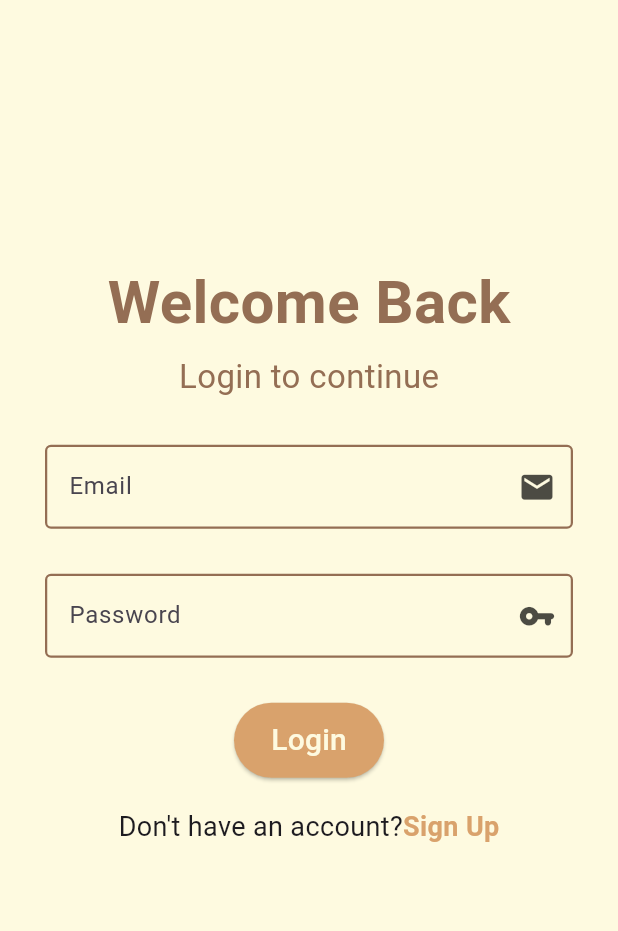
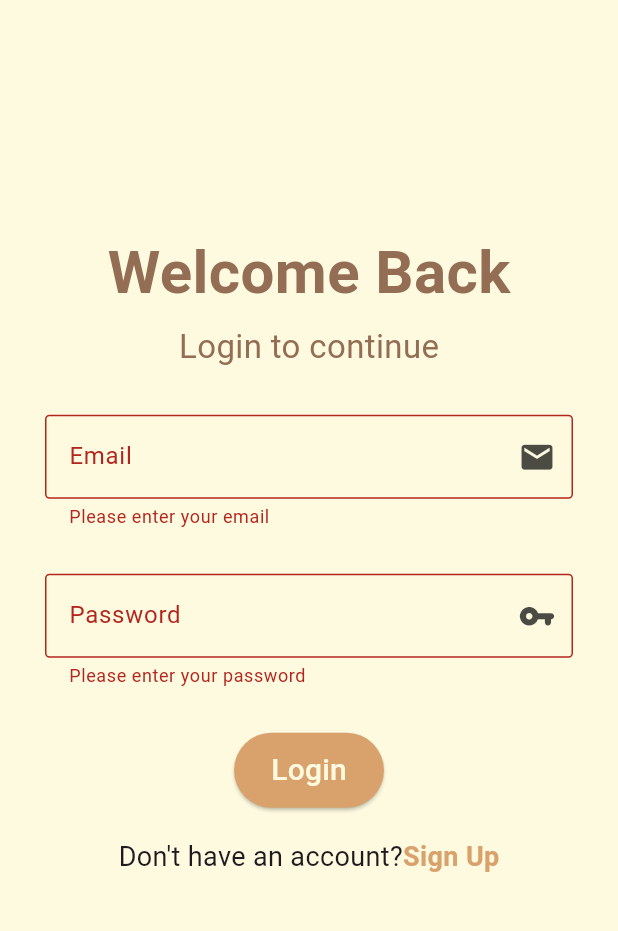
Before and after one commit to mandalajit/sprint4, a Flutter app: the screen it shows after launch, after a tap on "Login", on a phone screen of 412 x 824 dp, the part 84-1015 px from its top. Run offline on Flutter 3.47's test engine with Material 3 defaults, Android fonts, the phone set to English and light mode, and no system bars; our stand-ins replace dartz, dio, equatable, flutter_riverpod, hive_flutter, pretty_dio_logger and 1 more; accounts and stored records are empty.

Commit message:
make change to dashboard

```diff
--- a/lib/app/app.dart
+++ b/lib/app/app.dart
@@ -1,5 +1,4 @@
 import 'package:flutter/material.dart';
-import 'package:recipe/screen/dashboard_screen.dart';
 import 'package:recipe/screen/splash_screen.dart';
 
 
--- a/lib/screen/login_screen.dart
+++ b/lib/screen/login_screen.dart
@@ -1,4 +1,3 @@
-
 import 'package:flutter/cupertino.dart';
 import 'package:flutter/material.dart';
 import 'package:recipe/screen/dashboard_screen.dart';
@@ -15,13 +14,15 @@ class _LoginScreenState extends State<LoginScreen> {
   String? email;
   String? password;
 
+  final GlobalKey<FormState> _formKey = GlobalKey<FormState>();
+
   @override
   Widget build(BuildContext context) {
     return Scaffold(
       backgroundColor: Color(0xFFFEFAE0),
       appBar: AppBar(
         leading: Padding(
-          padding: const EdgeInsets.only(left: 20.0), // Add padding to the left
+          padding: const EdgeInsets.only(left: 20.0),
           child: Image.asset('assets/images/logo.png'),
         ),
         title: RichText(
@@ -50,9 +51,8 @@ class _LoginScreenState extends State<LoginScreen> {
         mainAxisAlignment: MainAxisAlignment.center,
         crossAxisAlignment: CrossAxisAlignment.center,
         children: [
-
-
-             Text("Welcome Back",
+          Text(
+            "Welcome Back",
             textAlign: TextAlign.left,
             style: TextStyle(
               fontSize: 40,
@@ -60,18 +60,20 @@ class _LoginScreenState extends State<LoginScreen> {
               fontWeight: FontWeight.bold,
             ),
           ),
-
           SizedBox(
             height: 5,
           ),
-          Text("Login to continue",
+          Text(
+            "Login to continue",
             style: TextStyle(
               fontSize: 22,
               color: Color(0xFF946E54),
             ),
           ),
-          Padding(padding: const EdgeInsets.all(30),
-              child:Form(
+          Padding(
+            padding: const EdgeInsets.all(30),
+            child: Form(
+              key: _formKey,
               child: Column(
                 children: [
                   TextFormField(
@@ -97,6 +99,12 @@ class _LoginScreenState extends State<LoginScreen> {
                         borderRadius: BorderRadius.all(Radius.circular(3)),
                       ),
                     ),
+                    validator: (value) {
+                      if (value == null || value.isEmpty) {
+                        return 'Please enter your email';
+                      }
+                      return null;
+                    },
                   ),
                   SizedBox(
                     height: 30,
@@ -107,10 +115,8 @@ class _LoginScreenState extends State<LoginScreen> {
                     onChanged: (value) {
                       password = value;
                     },
-
                     decoration: InputDecoration(
                       labelText: 'Password',
-
                       suffixIcon: Icon(
                         Icons.vpn_key_rounded,
                         size: 25,
@@ -127,6 +133,12 @@ class _LoginScreenState extends State<LoginScreen> {
                         borderRadius: BorderRadius.all(Radius.circular(3)),
                       ),
                     ),
+                    validator: (value) {
+                      if (value == null || value.isEmpty) {
+                        return 'Please enter your password';
+                      }
+                      return null;
+                    },
                   ),
                   SizedBox(
                     height: 30,
@@ -134,24 +146,33 @@ class _LoginScreenState extends State<LoginScreen> {
                   SizedBox(
                     height: 50,
                     width: 100,
-                        child: ElevatedButton(onPressed: (){
-                          if(email =="Admin" && password =="Admin"){
+                    child: ElevatedButton(
+                      onPressed: () {
+                        if (_formKey.currentState!.validate()) {
+                          if (email == "Admin" && password == "Admin") {
                             Navigator.push(
                               context,
-                              MaterialPageRoute(builder: (_) => DashBoardScreen()),
+                              MaterialPageRoute(
+                                  builder: (_) => DashBoardScreen()),
                             );
+                          } else {
+                            ScaffoldMessenger.of(context).showSnackBar(
+                              SnackBar(
+                                content: Text('Invalid email or password'),
+                              ),
+                            );
+                          }
                         }
                       },
                       style: ElevatedButton.styleFrom(
-                              backgroundColor: Color(0xFFD9A26C), // Background color
+                        backgroundColor: Color(0xFFD9A26C),
                       ),
-                            child: Text("Login",
+                      child: Text(
+                        "Login",
                         style: TextStyle(
-                                color: Color(0xFFFEFAE0),
-                                fontSize: 20
+                            color: Color(0xFFFEFAE0), fontSize: 20),
                       ),
-                            )
-                        )
+                    ),
                   ),
                   SizedBox(
                     height: 20,
@@ -159,17 +180,16 @@ class _LoginScreenState extends State<LoginScreen> {
                   Row(
                     mainAxisAlignment: MainAxisAlignment.center,
                     children: [
-                        Text("Don't have an account?",
-                          style: TextStyle(
-                            fontSize: 18
-                          ),
+                      Text(
+                        "Don't have an account?",
+                        style: TextStyle(fontSize: 18),
                       ),
                       GestureDetector(
                         onTap: () {
-                            // Navigate to sign-up screen
                           Navigator.push(
                             context,
-                              MaterialPageRoute(builder: (_) => RegisterScreen()),
+                            MaterialPageRoute(
+                                builder: (_) => RegisterScreen()),
                           );
                         },
                         child: Text(
@@ -184,11 +204,9 @@ class _LoginScreenState extends State<LoginScreen> {
                     ],
                   ),
                 ],
-
               ),
             ),
           ),
-
         ],
       ),
     );
--- a/lib/screen/splash_screen.dart
+++ b/lib/screen/splash_screen.dart
@@ -18,7 +18,7 @@ class _SplashScreenState extends State<SplashScreen> {
   void initState() {
     super.initState();
     // Simulate a long-running operation such as fetching data or initializing resources
-    Timer(Duration(seconds: 2), () {
+    Timer(Duration(seconds: 3), () {
       // After 3 seconds, navigate to the home screen
       Navigator.pushReplacement(
         context,
```
Lines whose indentation alone changed are shown as unchanged.
